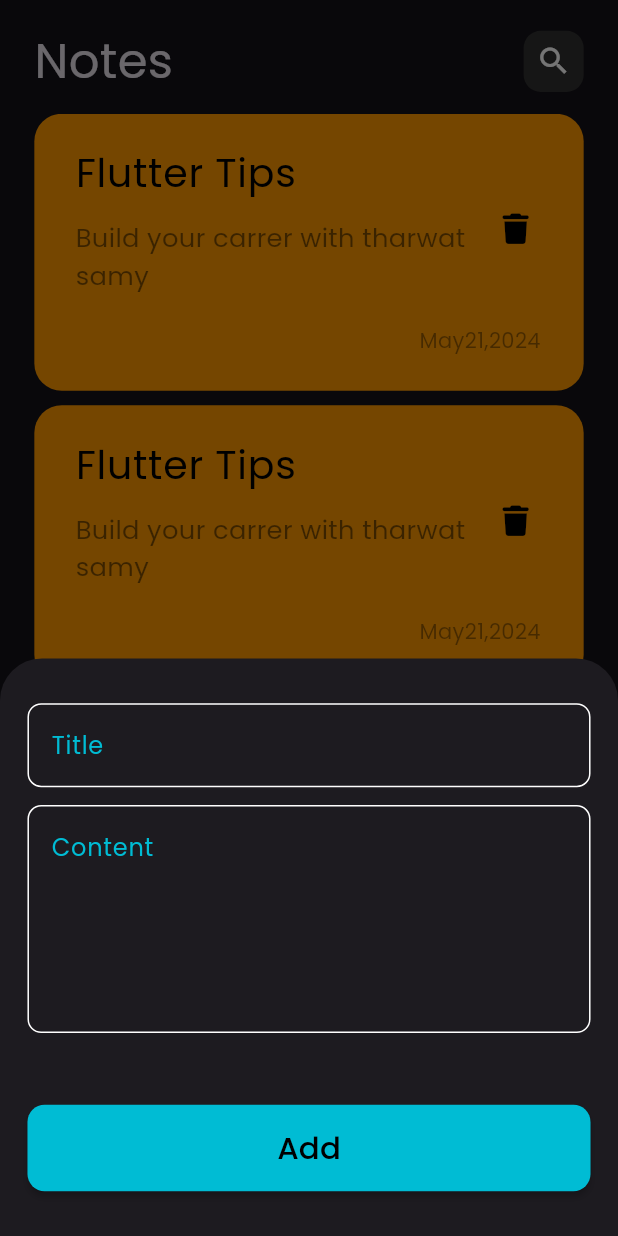
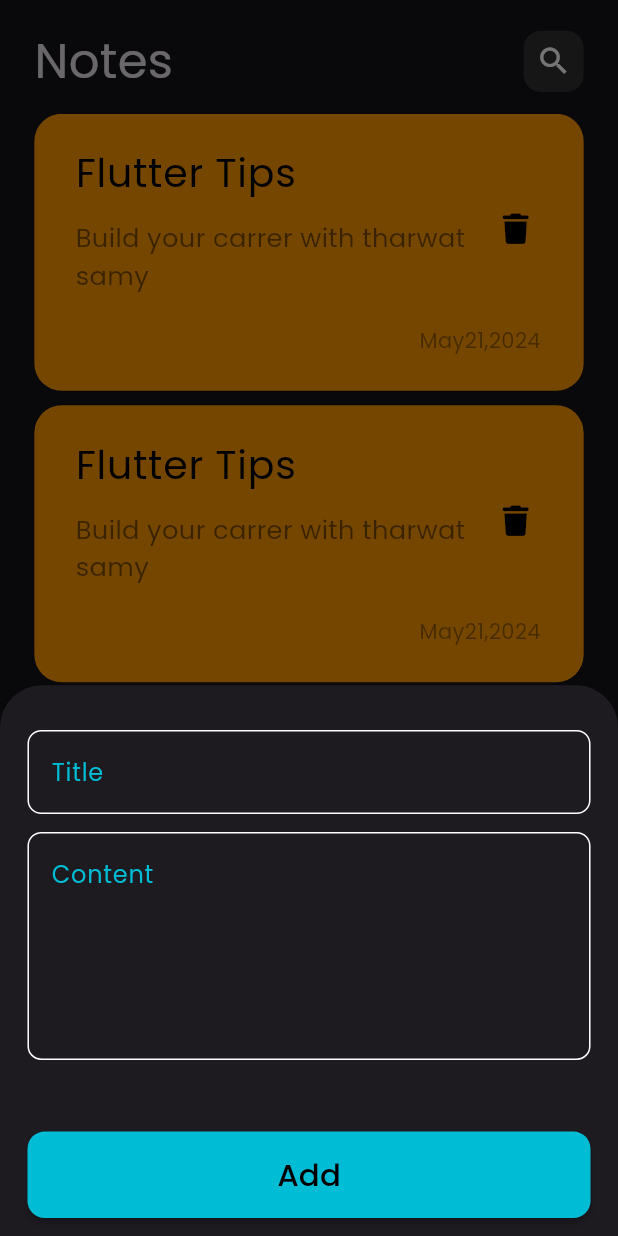
Before and after one commit to Ahmedyehia122/Notifly, a Flutter app: the screen it shows after launch, after a tap on the "add" icon, on a phone screen of 412 x 824 dp. Run offline on Flutter 3.47's test engine with Material 3 defaults, Android fonts, the phone set to English and light mode, and no system bars; our stand-ins replace bloc, flutter_bloc, flutter_screenutil, font_awesome_flutter, hive, hive_flutter; accounts and stored records are empty.

Commit message:
fix the bottom sheet appear

```diff
--- a/lib/features/notes/presentation/views/notes_view.dart
+++ b/lib/features/notes/presentation/views/notes_view.dart
@@ -21,6 +21,7 @@ class NotesView extends StatelessWidget {
         ),
         onPressed: () {
           showModalBottomSheet(
+            isScrollControlled: true,
             context: context,
             builder: (context) {
               return const AddNoteButtonSheet();
--- a/lib/features/notes/presentation/widgets/add_note_button_sheet.dart
+++ b/lib/features/notes/presentation/widgets/add_note_button_sheet.dart
@@ -23,9 +23,11 @@ class AddNoteButtonSheet extends StatelessWidget {
           return AbsorbPointer(
             absorbing: state is AddNotesLoadingState ? true : false,
             child: Padding(
-              padding: EdgeInsets.symmetric(
-                horizontal: 16.w,
-                vertical: 25.h,
+              padding: EdgeInsets.only(
+                left: 16.w,
+                right: 16.w,
+                top: 25.h,
+                bottom: MediaQuery.of(context).viewInsets.bottom + 10.h,
               ),
               child: const SingleChildScrollView(
                 child: AddNoteForm(),
```
